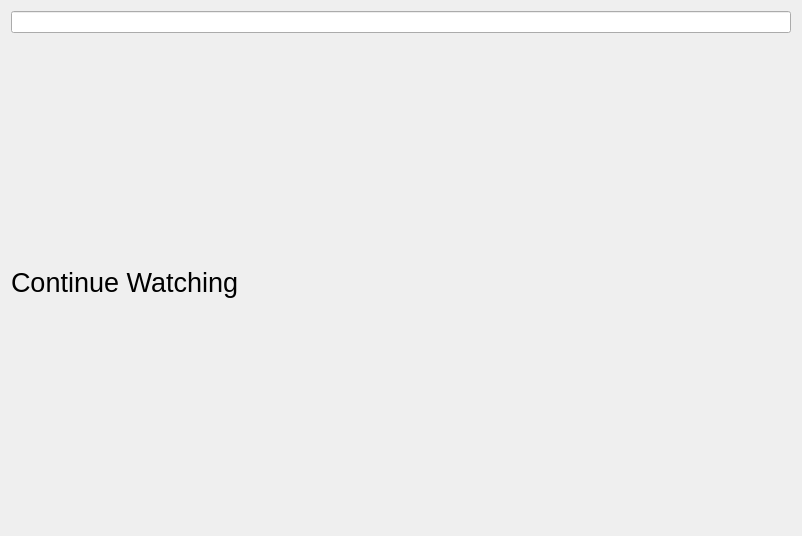
Qt form overview.ui (SimiThePro/SeriesApp) before a commit.
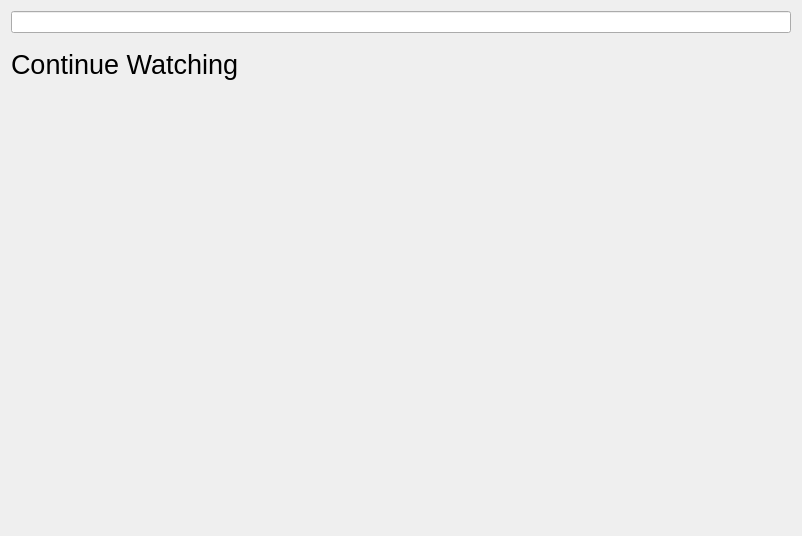
The same form after that commit.

Diff of the .ui file:
```diff
--- a/overview.ui
+++ b/overview.ui
@@ -19,7 +19,7 @@
   <property name="windowTitle">
    <string>Form</string>
   </property>
-  <layout class="QVBoxLayout" name="verticalLayout">
+  <layout class="QVBoxLayout" name="verticalLayout" stretch="1,1,5">
    <item>
     <layout class="QHBoxLayout" name="TopBar">
      <item>
@@ -36,6 +36,12 @@
    </item>
    <item>
     <widget class="QLabel" name="label">
+     <property name="maximumSize">
+      <size>
+       <width>16777215</width>
+       <height>50</height>
+      </size>
+     </property>
      <property name="font">
       <font>
        <pointsize>20</pointsize>
@@ -47,7 +53,14 @@
     </widget>
    </item>
    <item>
-    <layout class="QHBoxLayout" name="Series"/>
+    <layout class="QHBoxLayout" name="Series" stretch="">
+     <property name="spacing">
+      <number>6</number>
+     </property>
+     <property name="sizeConstraint">
+      <enum>QLayout::SetDefaultConstraint</enum>
+     </property>
+    </layout>
    </item>
   </layout>
  </widget>
```
Left out of the diff: 2 changed lines with no effect on the pictures.
